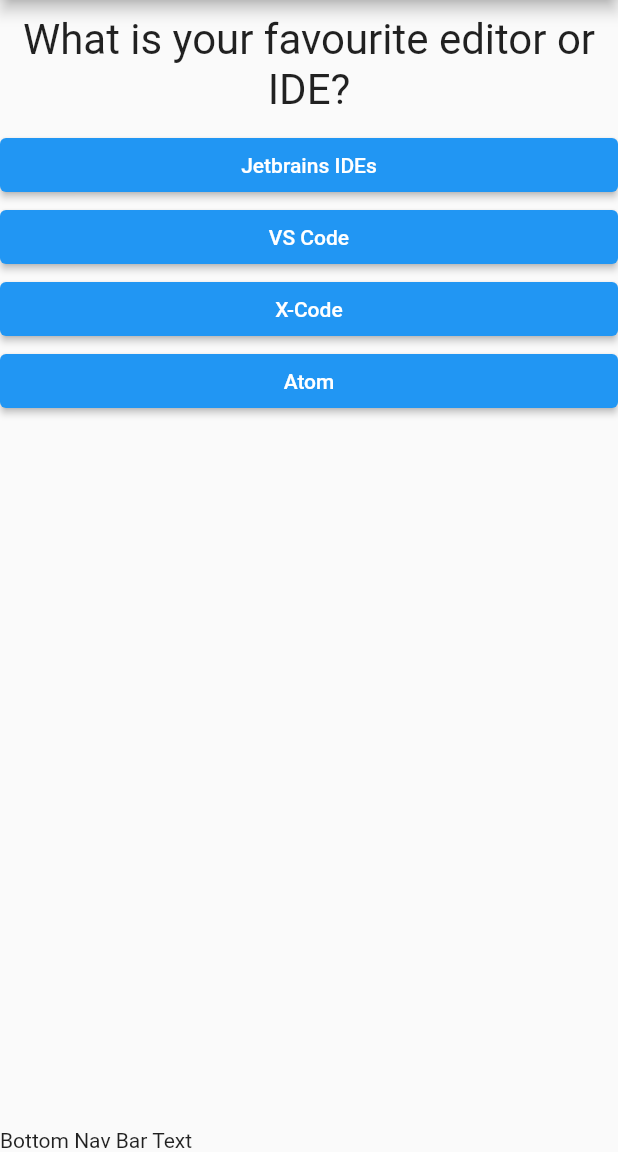
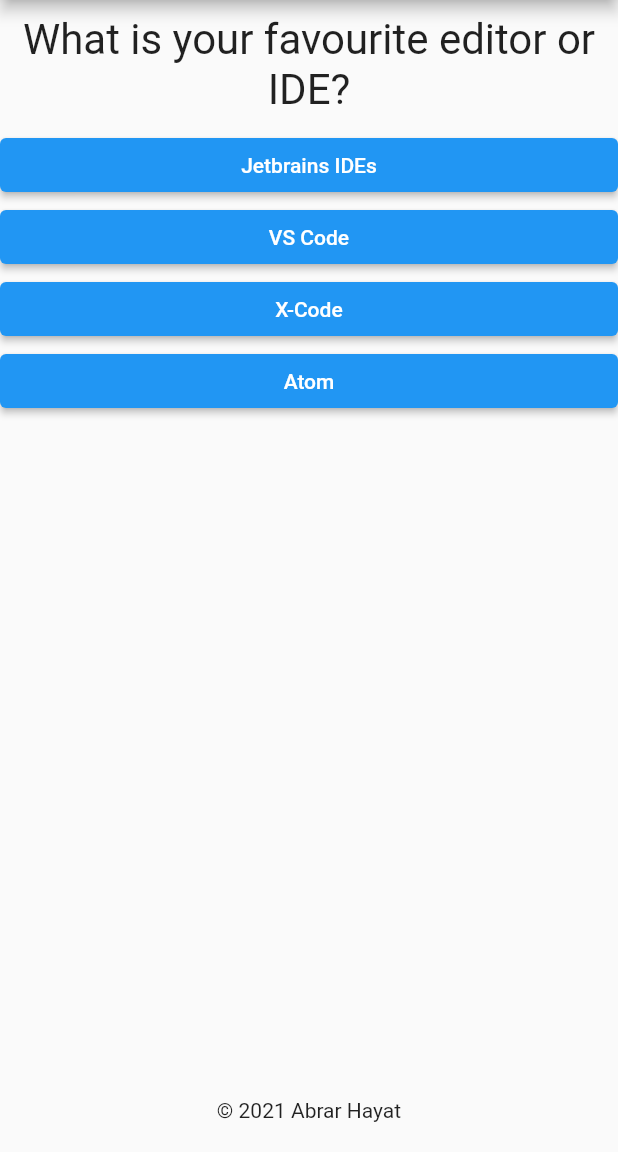
Before and after one commit to abrarhayat/flutter_demo, a Flutter app: the screen it shows after launch, on a phone screen of 412 x 824 dp, the part 84-1236 px from its top. Run offline on Flutter 3.47's test engine with Material 2 defaults, Android fonts, the phone set to English and light mode, and no system bars.

Commit message:
Added text to bottom nav bar

```diff
--- a/lib/main.dart
+++ b/lib/main.dart
@@ -86,7 +86,13 @@ class _DemoAppState extends State {
                 submitAnswer: _submitAnswer,
               )
             : Result(_score, _resetQuiz),
-        bottomNavigationBar: Text("Bottom Nav Bar Text"),
+        bottomNavigationBar: Container(
+          child: Text(
+            "© ${DateTime.now().year} Abrar Hayat",
+            textAlign: TextAlign.center,
+          ),
+          padding: EdgeInsets.all(20),
+        ),
       ),
     );
   }
```
